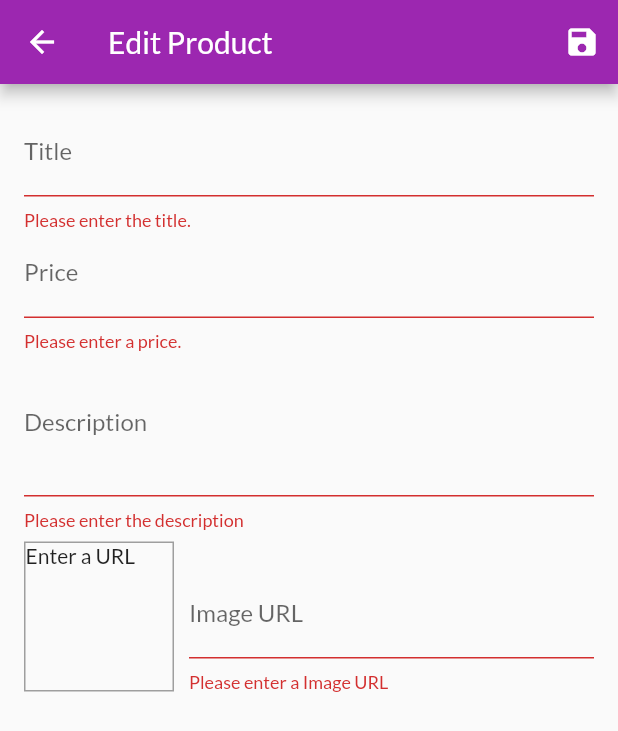
After one commit to dat098x/Flutter-VenusShop-App, a Flutter app: the EditProductScreen screen opened by its route, after a tap on the "save" icon, on a phone screen of 412 x 824 dp. The commit adds this screen. Shown: the top 731 px of the screen. Run offline on Flutter 3.47's test engine with Material 2 defaults, Android fonts, the phone set to English and light mode, and no system bars; network calls fail.

Commit message:
Add Manager Products

```diff
--- a/lib/main.dart
+++ b/lib/main.dart
@@ -3,10 +3,12 @@ import 'package:venusshop/providers/cart.dart';
 import 'package:venusshop/providers/orders.dart';
 import 'package:venusshop/providers/products_data.dart';
 import 'package:venusshop/screens/cart_screen.dart';
+import 'package:venusshop/screens/edit_product_screen.dart';
 import 'package:venusshop/screens/orders_screen.dart';
 import 'package:venusshop/screens/product_detail_screen.dart';
 import 'package:venusshop/screens/product_overview_screen.dart';
 import 'package:provider/provider.dart';
+import 'package:venusshop/screens/user_products_screen.dart';
 
 void main() {
   runApp(MyApp());
@@ -42,6 +44,8 @@ class MyApp extends StatelessWidget {
           ProductDetailScreen.routeName: (context) => ProductDetailScreen(),
           CartScreen.routeName: (context) => CartScreen(),
           OrdersScreen.routeName: (context) => OrdersScreen(),
+          UserProductsScreen.routeName: (context) => UserProductsScreen(),
+          EditProductScreen.routeName: (context) => EditProductScreen()
         },
       ),
     );
--- a/lib/providers/products_data.dart
+++ b/lib/providers/products_data.dart
@@ -53,18 +53,30 @@ class ProductsData  extends ChangeNotifier {
     return _items.firstWhere((product) => product.id == id);
   }
 
-  void addItem(Product product) {
-    _items.add(product);
+  void addProduct(Product product) {
+    final newProduct = Product(
+        id: DateTime.now().toString(),
+        title: product.title,
+        description: product.description,
+        price: product.price,
+        imageUrl: product.imageUrl);
+    _items.add(newProduct);
+    //_items.insert(0, newProduct);
     notifyListeners();
   }
 
-  // void showFavoritesOnly() {
-  //   _showFavoriteOnly = true;
-  //   notifyListeners();
-  // }
-  //
-  // void showAll() {
-  //   _showFavoriteOnly = false;
-  //   notifyListeners();
-  // }
+  void updateProduct(Product newProduct) {
+    final productIndex = _items.indexWhere((product) => product.id == newProduct.id);
+    if (productIndex >= 0) {
+      _items[productIndex] = newProduct;
+      notifyListeners();
+    } else {
+      print('...');
+    }
+  }
+
+  void deleteProduct(String id) {
+    _items.removeWhere((product) => product.id == id);
+    notifyListeners();
+  }
 }
--- /dev/null
+++ b/lib/screens/edit_product_screen.dart
@@ -0,0 +1,256 @@
+
+
+import 'package:flutter/material.dart';
+import 'package:venusshop/providers/product.dart';
+import 'package:provider/provider.dart';
+import 'package:venusshop/providers/products_data.dart';
+
+class EditProductScreen extends StatefulWidget {
+  static const routeName = '/edit-product';
+
+  @override
+  _EditProductScreenState createState() => _EditProductScreenState();
+}
+
+class _EditProductScreenState extends State<EditProductScreen> {
+  final _priceFocusNode = FocusNode();
+  final _descriptionFocusNode = FocusNode();
+  final _imageUrlFocusNode = FocusNode();
+  Product _editedProduct = Product(id: null, title: '', description: '', price: 0.0, imageUrl: '');
+  var _initValues = {
+    'title': '',
+    'price': '',
+    'description': '',
+    'imageUrl': ''
+  };
+
+
+  final _imageUrlController = TextEditingController();
+  final _form = GlobalKey<FormState>();
+
+  var _isInit = true;
+
+  @override
+  void initState() {
+    _imageUrlFocusNode.addListener(_updateImageUrl);
+    super.initState();
+  }
+
+  @override
+  void didChangeDependencies() {
+    if (_isInit) {
+      final productId = ModalRoute.of(context).settings.arguments as String;
+      if (productId != null) {
+        _editedProduct = Provider.of<ProductsData>(context).findById(productId);
+        _initValues = {
+          'title': _editedProduct.title,
+          'description': _editedProduct.description,
+          'price': _editedProduct.price.toString(),
+          'imageUrl': '',
+        };
+        _imageUrlController.text = _editedProduct.imageUrl;
+      }
+    }
+
+    _isInit = false;
+    super.didChangeDependencies();
+  }
+
+  @override
+  void dispose() {
+    _imageUrlFocusNode.removeListener(_updateImageUrl);
+    _priceFocusNode.dispose();
+    _descriptionFocusNode.dispose();
+    _imageUrlController.dispose();
+    _imageUrlFocusNode.dispose();
+    super.dispose();
+  }
+
+  void _updateImageUrl() {
+    if (!_imageUrlFocusNode.hasFocus) {
+      if ((!_imageUrlController.text.startsWith('http') &&
+          !_imageUrlController.text.startsWith('https')) ||
+          (!_imageUrlController.text.endsWith('.png') &&
+              !_imageUrlController.text.endsWith('.jpg') &&
+              !_imageUrlController.text.endsWith('.jpeg'))) {
+        return;
+      }
+      setState(() {});
+    }
+  }
+
+  void _saveForm() {
+    final isValid = _form.currentState.validate();
+    if (!isValid) return;
+    _form.currentState.save();
+    if (_editedProduct.id != null) {
+      Provider.of<ProductsData>(context, listen: false).updateProduct(_editedProduct);
+    } else {
+      Provider.of<ProductsData>(context, listen: false).addProduct(_editedProduct);
+    }
+
+    Navigator.of(context).pop();
+  }
+
+  @override
+  Widget build(BuildContext context) {
+    return Scaffold(
+      appBar: AppBar(
+        title: Text('Edit Product'),
+        actions: [
+          IconButton(icon: Icon(Icons.save),
+            onPressed: _saveForm,
+          )
+        ],
+      ),
+      body: Padding(
+        padding: const EdgeInsets.all(16.0),
+        child: Form(
+          key: _form,
+          child: ListView(
+            children: [
+              TextFormField(
+                initialValue: _initValues['title'],
+                decoration: InputDecoration(
+                  labelText: 'Title',
+                ),
+                textInputAction: TextInputAction.next,
+                onFieldSubmitted: (_) {
+                  FocusScope.of(context).requestFocus(_priceFocusNode);
+                },
+                validator: (value) {
+                  if(value.isEmpty) {
+                    return 'Please enter the title.';
+                  }
+                  return null;
+                },
+                onSaved: (value) {
+                  _editedProduct = Product(
+                      id: _editedProduct.id,
+                      isFavorite: _editedProduct.isFavorite,
+                      title: value,
+                      description: _editedProduct.description,
+                      price: _editedProduct.price,
+                      imageUrl: _editedProduct.imageUrl);
+
+                },
+              ),
+              TextFormField(
+                initialValue: _initValues['price'],
+                decoration: InputDecoration(
+                  labelText: 'Price',
+                ),
+                textInputAction: TextInputAction.next,
+                keyboardType: TextInputType.number,
+                focusNode: _priceFocusNode,
+                onFieldSubmitted: (_) {
+                  FocusScope.of(context).requestFocus(_descriptionFocusNode);
+                },
+                validator: (value) {
+                  if(value.isEmpty) {
+                    return 'Please enter a price.';
+                  }
+                  if(double.tryParse(value) == null) {
+                    return 'Please enter a valid number.';
+                  }
+                  if(double.tryParse(value) <= 0) {
+                    return 'Please enter a number greater than zero.';
+                  }
+                  return null;
+                },
+                onSaved: (value) {
+                  _editedProduct = Product(
+                      id: _editedProduct.id,
+                      isFavorite: _editedProduct.isFavorite,
+                      title: _editedProduct.title,
+                      description: _editedProduct.description,
+                      price: double.parse(value),
+                      imageUrl: _editedProduct.imageUrl);
+                },
+              ),
+              TextFormField(
+                initialValue: _initValues['description'],
+                decoration: InputDecoration(
+                  labelText: 'Description',
+                ),
+                maxLines: 3,
+                keyboardType: TextInputType.multiline,
+                focusNode: _descriptionFocusNode,
+                validator: (value) {
+                  if(value.isEmpty) {
+                    return 'Please enter the description';
+                  }
+                  if(value.length < 10) {
+                    return 'Shoule be least 10 characters long';
+                  }
+                  return null;
+                },
+                onSaved: (value) {
+                  _editedProduct = Product(
+                      id: _editedProduct.id,
+                      isFavorite: _editedProduct.isFavorite,
+                      title: _editedProduct.title,
+                      description: value,
+                      price: _editedProduct.price,
+                      imageUrl: _editedProduct.imageUrl);
+                },
+              ),
+              Row(
+                crossAxisAlignment: CrossAxisAlignment.end,
+                children: [
+                  Container(
+                    width: 100,
+                    height: 100,
+                    margin: EdgeInsets.only(top: 8, right: 10),
+                    decoration: BoxDecoration(
+
+                      border: Border.all(width: 1, color: Colors.grey)
+                    ),
+                    child: _imageUrlController.text.isEmpty ? Text('Enter a URL')
+                        : FittedBox(child: Image.network(_imageUrlController.text), fit: BoxFit.cover,),
+                  ),
+                  Expanded(
+                    child: TextFormField(
+                      decoration: InputDecoration(
+                        labelText: 'Image URL',
+                      ),
+                      keyboardType: TextInputType.url,
+                      textInputAction: TextInputAction.done,
+                      controller: _imageUrlController,
+                      focusNode: _imageUrlFocusNode,
+                      onFieldSubmitted: (_) {
+                        _saveForm();
+                      },
+                      validator: (value) {
+                        if(value.isEmpty) {
+                          return 'Please enter a Image URL';
+                        }
+                        if(!value.startsWith('http') && !value.startsWith('https')) {
+                          return 'Please enter a valid URL';
+                        }
+
+                        if(!value.endsWith('.png') && !value.endsWith('.jpg') && !value.endsWith('.jpeg')) {
+                          return 'Please enter a valid Image URL';
+                        }
+                        return null;
+                      },
+                      onSaved: (value) {
+                        _editedProduct = Product(
+                            id: _editedProduct.id,
+                            isFavorite: _editedProduct.isFavorite,
+                            title: _editedProduct.title,
+                            description: _editedProduct.description,
+                            price: _editedProduct.price,
+                            imageUrl: value);
+                      },
+                    ),
+                  )
+                ],
+              )
+            ],
+          ),
+        ),
+      ),
+    );
+  }
+}
--- a/lib/widgets/app_drawer.dart
+++ b/lib/widgets/app_drawer.dart
@@ -1,5 +1,6 @@
 import 'package:flutter/material.dart';
 import 'package:venusshop/screens/orders_screen.dart';
+import 'package:venusshop/screens/user_products_screen.dart';
 
 
 
@@ -24,6 +25,11 @@ class AppDrawer extends StatelessWidget {
             leading: Icon(Icons.favorite),
             title: Text('Orders'),
             onTap: () => Navigator.of(context).pushReplacementNamed(OrdersScreen.routeName),
+          ),
+          ListTile(
+            leading: Icon(Icons.verified_user),
+            title: Text('Products Manager'),
+            onTap: () => Navigator.of(context).pushReplacementNamed(UserProductsScreen.routeName),
           )
         ],
       ),
```
Also changed, not shown: lib/screens/user_products_screen.dart (added, +43 -0 lines), lib/widgets/user_product_item.dart (added, +36 -0 lines).
